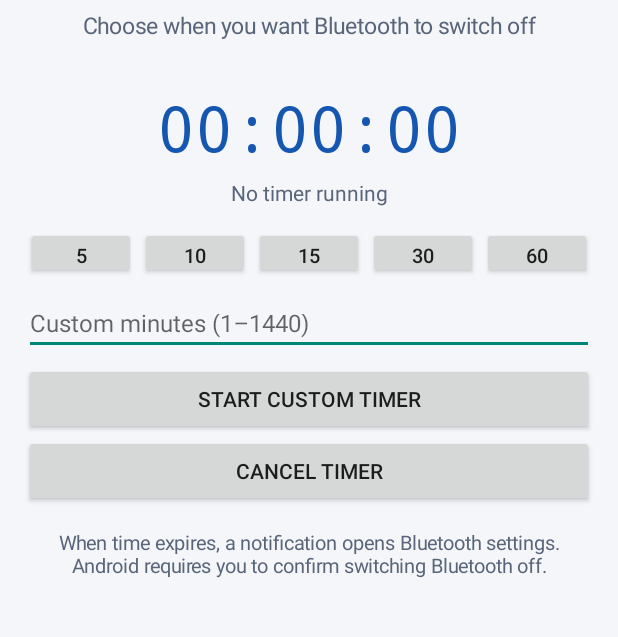
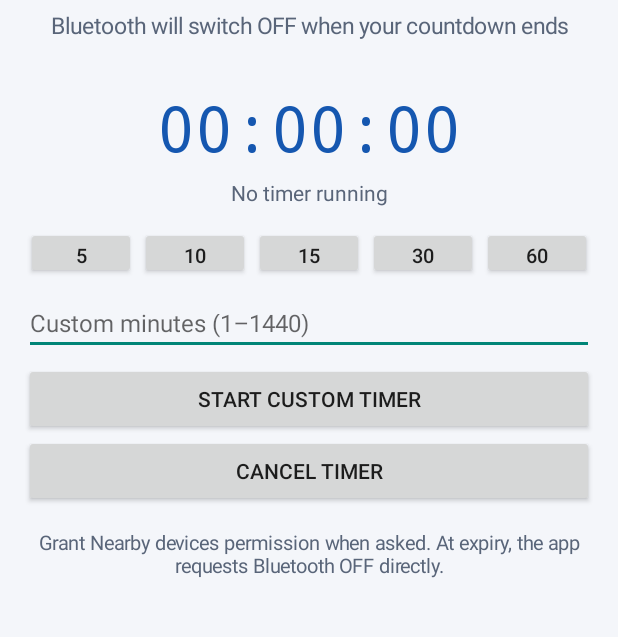
Before and after one commit to kamalakav8-max/prosperity2.0, an Android app: the screen it shows after launch (MainActivity), after a tap on "10", on a phone screen of 412 x 824 dp, the part 357-994 px from its top. Run offline under Robolectric (Android 15) with nearby library versions, the phone set to English and light mode, and no system bars.

Commit message:
Request Bluetooth permission before timer

```diff
--- a/BluetoothTimer/app/src/main/java/com/example/bluetoothtimer/MainActivity.kt
+++ b/BluetoothTimer/app/src/main/java/com/example/bluetoothtimer/MainActivity.kt
@@ -4,6 +4,7 @@ import android.Manifest
 import android.app.Activity
 import android.app.AlarmManager
 import android.app.PendingIntent
+import android.bluetooth.BluetoothAdapter
 import android.content.Context
 import android.content.Intent
 import android.content.pm.PackageManager
@@ -65,7 +66,7 @@ class MainActivity : Activity() {
         page.addView(title, matchWrap())
 
         val subtitle = TextView(this).apply {
-            text = "Choose when you want Bluetooth to switch off"
+            text = "Bluetooth will switch OFF when your countdown ends"
             textSize = 15f
             setTextColor(0xFF596579.toInt())
             gravity = Gravity.CENTER
@@ -136,7 +137,7 @@ class MainActivity : Activity() {
         page.addView(cancel, matchWrap())
 
         val note = TextView(this).apply {
-            text = "When time expires, a notification opens Bluetooth settings. Android requires you to confirm switching Bluetooth off."
+            text = "Grant Nearby devices permission when asked. At expiry, the app requests Bluetooth OFF directly."
             textSize = 13f
             setTextColor(0xFF596579.toInt())
             gravity = Gravity.CENTER
@@ -147,6 +148,14 @@ class MainActivity : Activity() {
     }
 
     private fun startTimer(minutes: Int) {
+        if (Build.VERSION.SDK_INT >= Build.VERSION_CODES.S &&
+            checkSelfPermission(Manifest.permission.BLUETOOTH_CONNECT) != PackageManager.PERMISSION_GRANTED
+        ) {
+            requestPermissions(arrayOf(Manifest.permission.BLUETOOTH_CONNECT), 201)
+            Toast.makeText(this, "Allow Nearby devices, then tap Start again.", Toast.LENGTH_LONG).show()
+            return
+        }
+
         val alarm = getSystemService(ALARM_SERVICE) as AlarmManager
         if (Build.VERSION.SDK_INT >= Build.VERSION_CODES.S && !alarm.canScheduleExactAlarms()) {
             Toast.makeText(this, "Allow Alarms & reminders, then tap Start again.", Toast.LENGTH_LONG).show()
@@ -163,7 +172,7 @@ class MainActivity : Activity() {
             AlarmManager.RTC_WAKEUP, endAt, alarmPendingIntent()
         )
         refreshCountdown()
-        Toast.makeText(this, "Timer started for $minutes minutes", Toast.LENGTH_SHORT).show()
+        Toast.makeText(this, "Bluetooth will turn OFF in $minutes minutes", Toast.LENGTH_SHORT).show()
     }
 
     private fun cancelTimer() {
```
